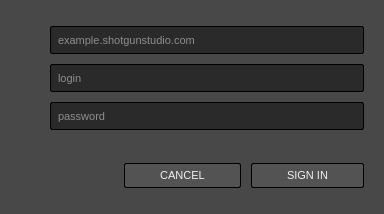
This is resources/login.ui in cgcloud/tk-framework-login as Qt 5 draws it before an edit. The edited form follows.
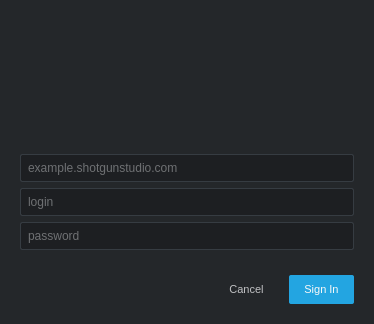
This is the edited form. Icons and pictures are not drawn. Custom widgets are drawn as their Qt base class.

What changed in the file:
```diff
--- a/resources/login.ui
+++ b/resources/login.ui
@@ -9,8 +9,8 @@
    <rect>
     <x>0</x>
     <y>0</y>
-    <width>384</width>
-    <height>214</height>
+    <width>374</width>
+    <height>324</height>
    </rect>
   </property>
   <property name="windowTitle">
@@ -23,34 +23,29 @@
   <property name="styleSheet">
    <string notr="true">QWidget
 {
-    background-color:  rgb(72, 72, 72);
-    color: rgb(240, 240, 240);
-    selection-background-color: rgb(167, 167, 167);
-    selection-color: rgb(26, 26, 26);
+    background-color:  rgb(36, 39, 42);
+    color: rgb(192, 193, 195);
+    selection-background-color: rgb(168, 123, 43);
+    selection-color: rgb(230, 230, 230);
     font-size: 11px;
 }
 
 QPushButton
 {
-	background-color: rgb(83, 83, 83);
-	border: 1px solid black;
+	background-color: transparent;
 	border-radius: 2px;
-	padding: 5px;
-	padding-left: 35px;
-	padding-right: 35px;
-}
-
-QPushButton:focus
-{
-	border: 1px solid rgb(185, 185, 185);
+	padding: 8px;
+	padding-left: 15px;
+	padding-right: 15px;
 }
 
 QLineEdit
 {
-	background-color: rgb(42, 42, 42);
-	border: 1px solid black;
+	background-color: rgb(29, 31, 34);
+	border: 1px solid rgb(54, 60, 66);
 	border-radius: 2px;
 	padding: 5px;
+    font-size: 12px;
 }
 
 QLineEdit:focus
@@ -61,33 +56,18 @@
   <property name="modal">
    <bool>true</bool>
   </property>
-  <layout class="QVBoxLayout" name="verticalLayout_2" stretch="1,0,1">
-   <property name="spacing">
-    <number>0</number>
-   </property>
+  <layout class="QVBoxLayout" name="verticalLayout_2" stretch="1,0,0,0,0,0">
    <property name="margin">
     <number>20</number>
    </property>
    <item>
-    <spacer name="top_spacer">
-     <property name="orientation">
-      <enum>Qt::Vertical</enum>
-     </property>
-     <property name="sizeHint" stdset="0">
-      <size>
-       <width>20</width>
-       <height>0</height>
-      </size>
-     </property>
-    </spacer>
-   </item>
-   <item>
-    <layout class="QHBoxLayout" name="horizontalLayout" stretch="0,0">
+    <layout class="QHBoxLayout" name="horizontalLayout" stretch="0">
      <property name="spacing">
-      <number>10</number>
+      <number>0</number>
      </property>
-     <item>
-      <layout class="QVBoxLayout" name="verticalLayout_4">
+     <property name="sizeConstraint">
+      <enum>QLayout::SetMinAndMaxSize</enum>
+     </property>
        <item>
         <widget class="AspectPreservingLabel" name="logo">
          <property name="sizePolicy">
@@ -113,23 +93,8 @@
          </property>
         </widget>
        </item>
-       <item>
-        <spacer name="verticalSpacer_2">
-         <property name="orientation">
-          <enum>Qt::Vertical</enum>
-         </property>
-         <property name="sizeHint" stdset="0">
-          <size>
-           <width>20</width>
-           <height>0</height>
-          </size>
-         </property>
-        </spacer>
-       </item>
-      </layout>
-     </item>
-     <item>
-      <layout class="QVBoxLayout" name="verticalLayout_3">
+    </layout>
+   </item>
        <item>
         <widget class="QLineEdit" name="site">
          <property name="minimumSize">
@@ -175,7 +140,7 @@
        <item>
         <widget class="QLabel" name="message">
          <property name="sizePolicy">
-          <sizepolicy hsizetype="Expanding" vsizetype="Preferred">
+      <sizepolicy hsizetype="Preferred" vsizetype="Fixed">
            <horstretch>0</horstretch>
            <verstretch>0</verstretch>
           </sizepolicy>
@@ -192,16 +157,19 @@
          <property name="wordWrap">
           <bool>true</bool>
          </property>
-         <property name="textInteractionFlags">
-          <set>Qt::LinksAccessibleByMouse|Qt::TextSelectableByMouse</set>
+     <property name="margin">
+      <number>4</number>
          </property>
         </widget>
        </item>
        <item>
-        <layout class="QHBoxLayout" name="horizontalLayout_2" stretch="1,0,0">
+    <layout class="QHBoxLayout" name="button_layout" stretch="1,0,0">
          <property name="spacing">
           <number>10</number>
          </property>
+     <property name="leftMargin">
+      <number>5</number>
+     </property>
          <item>
           <spacer name="sign_in_hspacer">
            <property name="orientation">
@@ -221,7 +189,7 @@
             <string notr="true"/>
            </property>
            <property name="text">
-            <string>CANCEL</string>
+        <string>Cancel</string>
            </property>
            <property name="autoDefault">
             <bool>false</bool>
@@ -234,10 +202,11 @@
          <item>
           <widget class="QPushButton" name="sign_in">
            <property name="styleSheet">
-            <string notr="true"/>
+        <string notr="true">color: rgb(248, 248, 248);
+background-color: rgb(35, 165, 225);</string>
            </property>
            <property name="text">
-            <string>SIGN IN</string>
+        <string>Sign In</string>
            </property>
            <property name="autoDefault">
             <bool>false</bool>
@@ -251,36 +220,6 @@
           </widget>
          </item>
         </layout>
-       </item>
-       <item>
-        <spacer name="verticalSpacer">
-         <property name="orientation">
-          <enum>Qt::Vertical</enum>
-         </property>
-         <property name="sizeHint" stdset="0">
-          <size>
-           <width>20</width>
-           <height>0</height>
-          </size>
-         </property>
-        </spacer>
-       </item>
-      </layout>
-     </item>
-    </layout>
-   </item>
-   <item>
-    <spacer name="verticalSpacer_3">
-     <property name="orientation">
-      <enum>Qt::Vertical</enum>
-     </property>
-     <property name="sizeHint" stdset="0">
-      <size>
-       <width>20</width>
-       <height>0</height>
-      </size>
-     </property>
-    </spacer>
    </item>
   </layout>
  </widget>
```
Left out of the diff: 6 changed lines with no effect on the pictures. Lines whose indentation alone changed are shown as unchanged.
